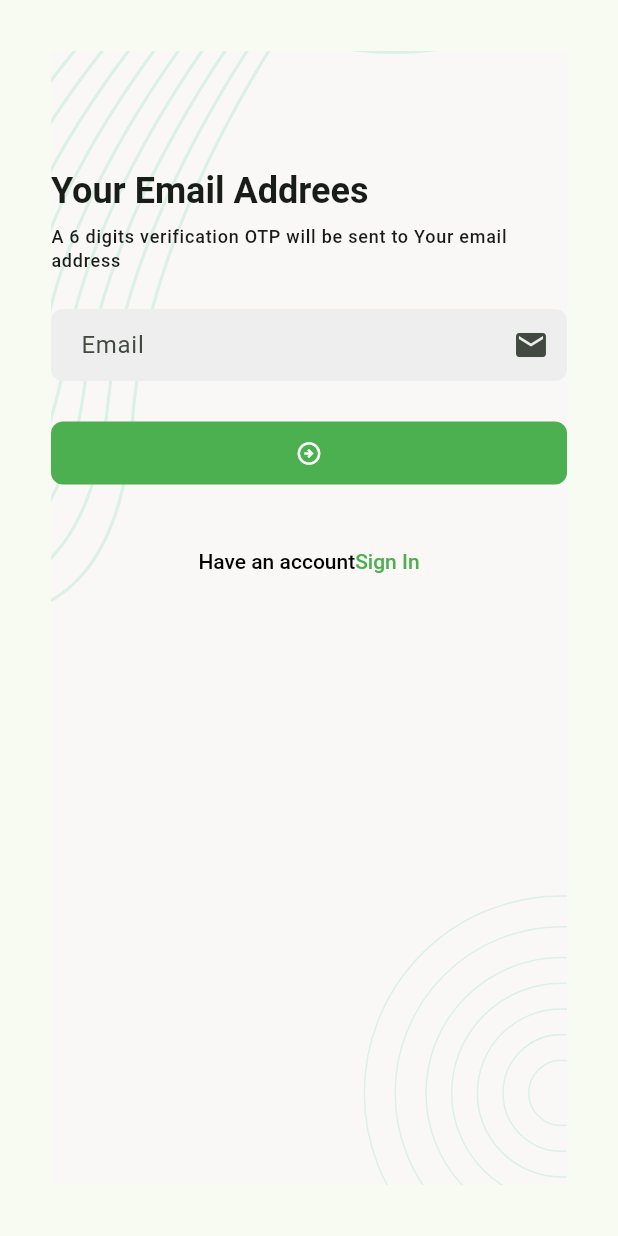
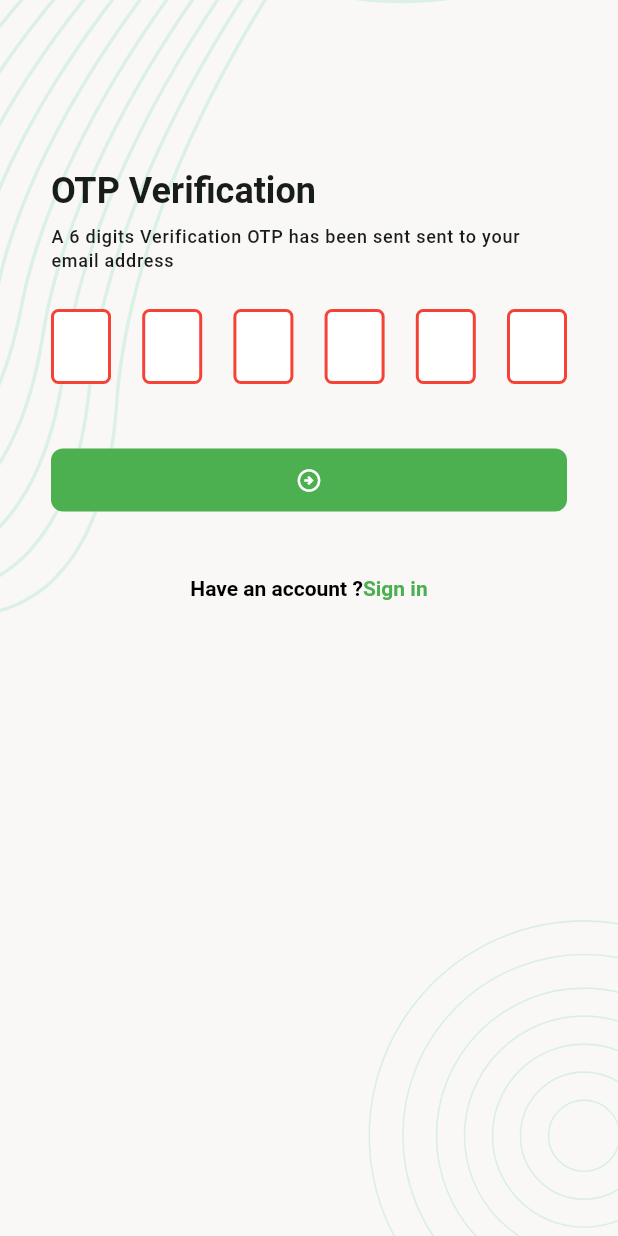
Before and after one commit to Mahim123-Hassan/TaskManagerApp, a Flutter app: the ForgotPasswordEmailScreen screen opened by its route, after a tap on the "arrow circle right" icon, on a phone screen of 412 x 824 dp. Run offline on Flutter 3.47's test engine with Material 3 defaults, Android fonts, the phone set to English and light mode, and no system bars; drawn by our look-alikes of pin_code_fields; our stand-ins replace flutter_svg.

Commit message:
added forgot_password_verify_otp_screen

```diff
--- a/lib/app.dart
+++ b/lib/app.dart
@@ -1,5 +1,6 @@
 import 'package:flutter/material.dart';
 import 'package:task_manager_app/ui/screens/forgot_password_email_screen.dart';
+import 'package:task_manager_app/ui/screens/forgot_password_verify_otp_screen.dart';
 import 'package:task_manager_app/ui/screens/sign_in_screen.dart';
 import 'package:task_manager_app/ui/screens/sign_up_screen.dart';
 import 'package:task_manager_app/ui/screens/splash_screen.dart';
@@ -59,6 +60,7 @@ class taskManagerApp extends StatelessWidget {
         SignInScreen.name: (_) => SignInScreen(),
         SignUpScreen.name: (_) => SignUpScreen(),
         ForgotPasswordEmailScreen.name:(_)=> ForgotPasswordEmailScreen(),
+        ForgotPasswordVerifyOtpScreen.name:(_)=>ForgotPasswordVerifyOtpScreen()
       },
       initialRoute: SplashScreen.name,
     );
--- a/lib/ui/screens/forgot_password_email_screen.dart
+++ b/lib/ui/screens/forgot_password_email_screen.dart
@@ -2,9 +2,11 @@ import 'package:flutter/gestures.dart';
 import 'package:flutter/material.dart';
 import 'package:task_manager_app/ui/widgets/screen_background.dart';
 
+import 'forgot_password_verify_otp_screen.dart';
+
 class ForgotPasswordEmailScreen extends StatefulWidget {
   const ForgotPasswordEmailScreen({super.key});
-  static const String name = '/ ForgotPasswordEmailScreen';
+  static const String name = '/ForgotPasswordEmailScreen';
 
   @override
   State<ForgotPasswordEmailScreen> createState() =>
@@ -50,9 +52,11 @@ class _ForgotPasswordEmailScreenState extends State<ForgotPasswordEmailScreen> {
                   text: TextSpan(
                     style: TextStyle(
                       color: Colors.black,
-                      fontWeight: FontWeight.w500,
+                      fontWeight: FontWeight.w600,
+                      fontSize: 15,
+
                     ),
-                    text: "Have an account",
+                    text: "Have an account?",
                     children: [
                       TextSpan(
                         style: TextStyle(color: Colors.green),
@@ -72,6 +76,8 @@ class _ForgotPasswordEmailScreenState extends State<ForgotPasswordEmailScreen> {
   void _onTapSignInButton(){
     Navigator.pop(context);
   }
-  void _onTapSubmitButton(){}
+  void _onTapSubmitButton(){
+    Navigator.pushNamed(context,ForgotPasswordVerifyOtpScreen.name);
+  }
 
 }
--- /dev/null
+++ b/lib/ui/screens/forgot_password_verify_otp_screen.dart
@@ -0,0 +1,105 @@
+import 'package:flutter/gestures.dart';
+import 'package:flutter/material.dart';
+import 'package:pin_code_fields/pin_code_fields.dart';
+import 'package:task_manager_app/ui/screens/sign_in_screen.dart';
+import 'package:task_manager_app/ui/widgets/screen_background.dart';
+
+class ForgotPasswordVerifyOtpScreen extends StatefulWidget {
+  const ForgotPasswordVerifyOtpScreen({super.key});
+  static const String name = "/ForgotPasswordVerifyOtpScreen";
+
+  @override
+  State<ForgotPasswordVerifyOtpScreen> createState() =>
+      _ForgotPasswordVerifyOtpScreenState();
+}
+
+class _ForgotPasswordVerifyOtpScreenState
+    extends State<ForgotPasswordVerifyOtpScreen> {
+  @override
+  Widget build(BuildContext context) {
+    return Scaffold(
+      body: ScreenBackground(
+        child: Padding(
+          padding: const EdgeInsets.all(34),
+          child: Column(
+            spacing: 8,
+            crossAxisAlignment: .start,
+            children: [
+              SizedBox(height: 70),
+              Text(
+                "OTP Verification",
+                style: Theme.of(context).textTheme.titleLarge,
+              ),
+              Text(
+                "A 6 digits Verification OTP has been sent sent to your email address ",
+                style: Theme.of(context).textTheme.labelMedium,
+              ),
+              SizedBox(height: 8),
+
+              PinCodeTextField(
+                length: 6,
+                obscureText: false,
+                animationType: AnimationType.fade,
+                keyboardType: TextInputType.number,
+                pinTheme: PinTheme(
+                  shape: PinCodeFieldShape.box,
+                  borderRadius: BorderRadius.circular(5),
+                  fieldHeight: 50,
+                  fieldWidth: 40,
+                  activeFillColor: Colors.white,
+                  inactiveFillColor: Colors.white,
+
+                  selectedFillColor: Colors.white,
+                ),
+                animationDuration: Duration(milliseconds: 300),
+                backgroundColor: Colors.transparent,
+                enableActiveFill: true,
+
+                appContext: context,
+              ),
+              SizedBox(height: 8),
+              FilledButton(
+                onPressed: () {},
+                child: Icon(Icons.arrow_circle_right_outlined),
+              ),
+              SizedBox(height: 24),
+
+              Center(
+                child: RichText(
+                  text: TextSpan(
+                    style: TextStyle(
+                      fontWeight: FontWeight.w600,
+                      color: Colors.black,
+                    ),
+                    text: "Have an account ?",
+                    children: [
+                      TextSpan(
+                        style: TextStyle(
+                          color: Colors.green,
+                          fontWeight: FontWeight.w600,
+                        ),
+                        text: "Sign in",
+                        recognizer: TapGestureRecognizer()
+                          ..onTap = _onTapSignInButton,
+                      ),
+                    ],
+                  ),
+                ),
+              ),
+            ],
+          ),
+        ),
+      ),
+    );
+  }
+
+  void _onTapSignInButton() {
+    Navigator.pushNamedAndRemoveUntil(
+      context,
+      SignInScreen.name,
+      (predicate) => false,
+    );
+  }
+
+  void _onTabSubmitButton() {}
+}
--- a/pubspec.yaml
+++ b/pubspec.yaml
@@ -35,6 +35,7 @@ dependencies:
   # Use with the CupertinoIcons class for iOS style icons.
   cupertino_icons: ^1.0.8
   flutter_svg: ^2.2.3
+  pin_code_fields: ^8.0.1
 
 dev_dependencies:
   flutter_test:
```
Also changed, not shown: pubspec.lock.
